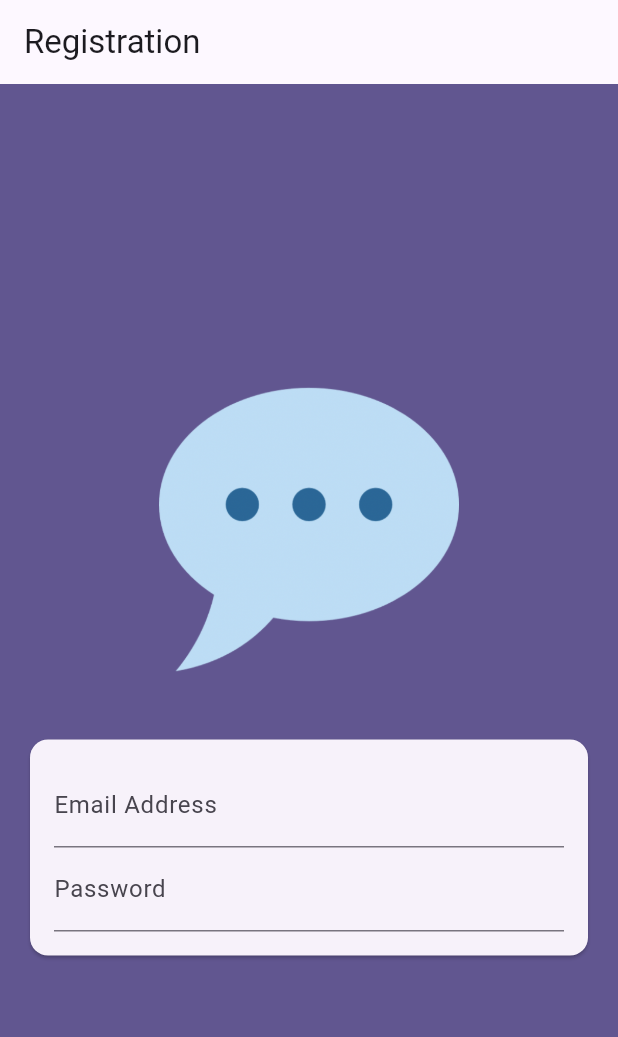
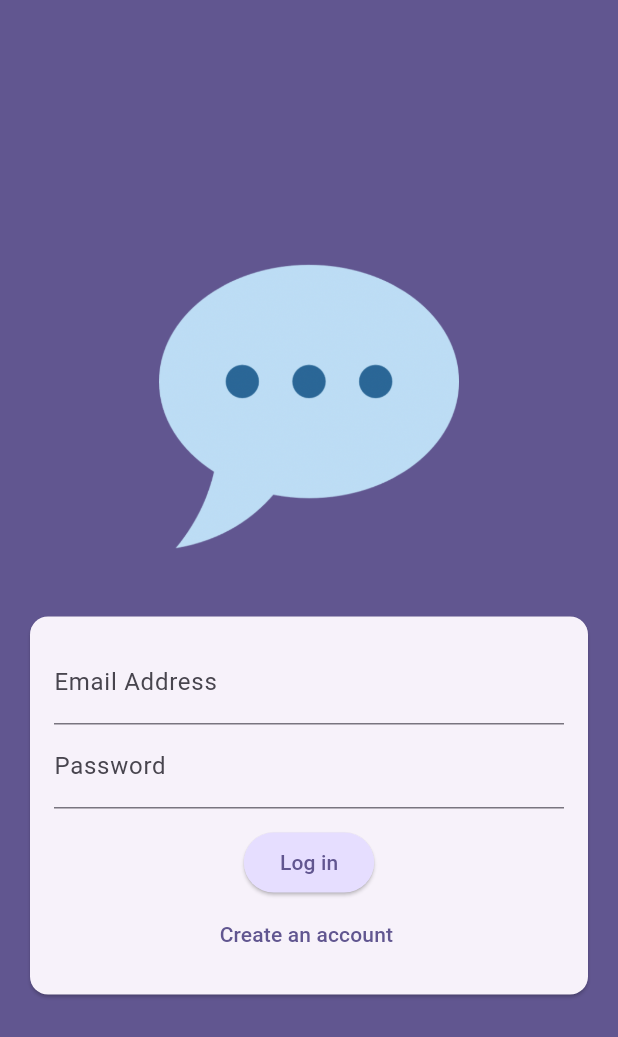
Before and after one commit to Arbaz015/chat_application, a Flutter app: the screen it shows after launch, on a phone screen of 412 x 824 dp. Shown: the top 1037 px of the screen. Run offline on Flutter 3.47's test engine with Material 3 defaults, Android fonts, the phone set to English and light mode, and no system bars.

```diff
--- a/lib/screens/auth.dart
+++ b/lib/screens/auth.dart
@@ -11,13 +11,29 @@ class AuthScreen extends StatefulWidget {
 }
 
 class _AuthScreenState extends State<AuthScreen> {
+  var emailInput = '';
+  var passInput = '';
+  final _form = GlobalKey<FormState>();
+
+  var _isLogin = true;
+
+  void _submit() {
+    final isValid = _form.currentState!.validate();
+
+    if (isValid) {
+      _form.currentState!.save();
+      print(emailInput);
+      print(passInput);
+    }
+  }
+
   @override
   Widget build(BuildContext context) {
     return Scaffold(
       backgroundColor: Theme.of(context).colorScheme.primary,
-      appBar: AppBar(
-        title: const Text('Registration'),
-      ),
+      // appBar: AppBar(
+      //   title: const Text('Registration'),
+      // ),
       body: Center(
         child: SingleChildScrollView(
           child: Column(
@@ -34,11 +50,12 @@ class _AuthScreenState extends State<AuthScreen> {
                 child: Image.asset('assets/images/chat.png'),
               ),
               Card(
-                margin: EdgeInsets.all(20),
+                margin: const EdgeInsets.all(20),
                 child: SingleChildScrollView(
                   child: Padding(
-                    padding: EdgeInsets.all(16),
+                    padding: const EdgeInsets.all(16),
                     child: Form(
+                        key: _form,
                         child: Column(
                           mainAxisSize: MainAxisSize.min,
                           children: [
@@ -49,12 +66,51 @@ class _AuthScreenState extends State<AuthScreen> {
                               keyboardType: TextInputType.emailAddress,
                               autocorrect: false,
                               textCapitalization: TextCapitalization.none,
+                              validator: (value) {
+                                if (value == null ||
+                                    value.trim().isEmpty ||
+                                    !value.contains('@')) {
+                                  return 'Please enter valid email address';
+                                }
+                                return null;
+                              },
+                              onSaved: (newValue) => emailInput = newValue!,
                             ),
                             TextFormField(
                               decoration: const InputDecoration(
                                 labelText: 'Password ',
                               ),
+                              validator: (value) {
+                                if (value == null ||
+                                    value.trim().isEmpty ||
+                                    value.length < 6) {
+                                  return 'Password must be atleast 6 character long.';
+                                }
+                                return null;
+                              },
                               obscureText: true, //hide the character
+                              onSaved: (newValue) => passInput = newValue!,
+                            ),
+                            const SizedBox(
+                              height: 12,
+                            ),
+                            ElevatedButton(
+                              onPressed: _submit,
+                              child: Text(_isLogin ? 'Log in' : 'Sign Up'),
+                              style: ElevatedButton.styleFrom(
+                                  backgroundColor: Theme.of(context)
+                                      .colorScheme
+                                      .primaryContainer),
+                            ),
+                            TextButton(
+                              onPressed: () {
+                                setState(() {
+                                  _isLogin = !_isLogin;
+                                });
+                              },
+                              child: Text(_isLogin
+                                  ? 'Create an account '
+                                  : 'Already have an account'),
                             ),
                           ],
                         )),
```
Lines whose indentation alone changed are shown as unchanged.
